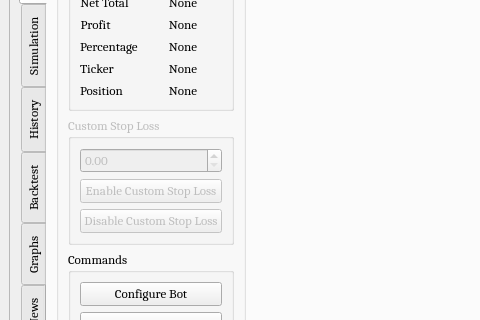
ZENALC/algobot, file UI/algobot.ui: the form before one commit; both pictures show x 0 to 480 and y 116 to 436 of the 1000 by 840 pixel window.
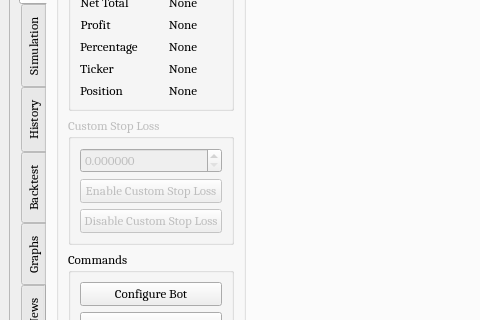
The form after the commit. The open tabs and pages were chosen to show the change. Icons and pictures are not drawn. Custom widgets are drawn as their Qt base class.

Patch:
```diff
--- a/UI/algobot.ui
+++ b/UI/algobot.ui
@@ -278,6 +278,9 @@
                     <property name="buttonSymbols">
                      <enum>QAbstractSpinBox::UpDownArrows</enum>
                     </property>
+                    <property name="decimals">
+                     <number>6</number>
+                    </property>
                     <property name="maximum">
                      <double>10000000000.000000000000000</double>
                     </property>
```
Left out of the diff: 5 changed lines with no effect on the pictures.
